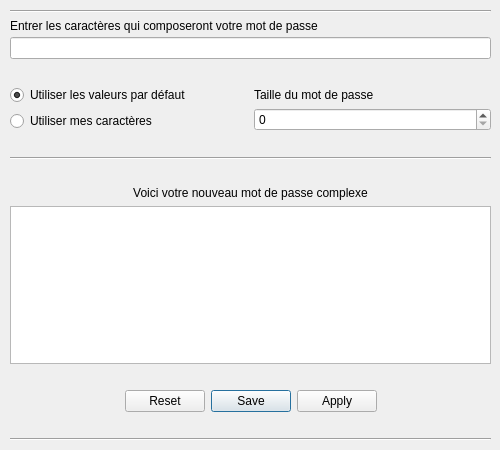
Above: UI/ui_password.ui from bsao17/createPassword before the change. Below: the same form after it.
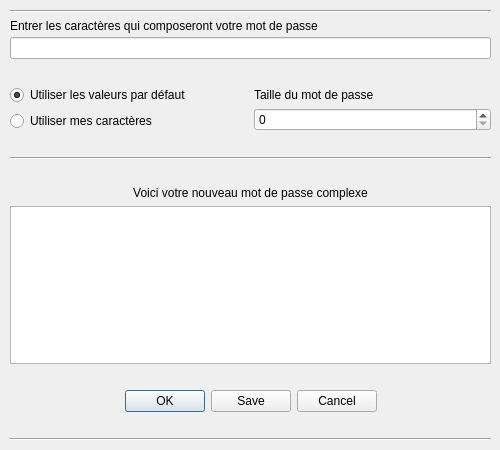
That is the form after the change.

Commit message: feat: update buttons

What changed in the file:
```diff
--- a/UI/ui_password.ui
+++ b/UI/ui_password.ui
@@ -213,7 +213,7 @@
        <enum>Qt::Horizontal</enum>
       </property>
       <property name="standardButtons">
-       <set>QDialogButtonBox::Apply|QDialogButtonBox::Reset|QDialogButtonBox::Save</set>
+       <set>QDialogButtonBox::Cancel|QDialogButtonBox::Ok|QDialogButtonBox::Save</set>
       </property>
       <property name="centerButtons">
        <bool>true</bool>
```
The commit also changes 4 other files.
